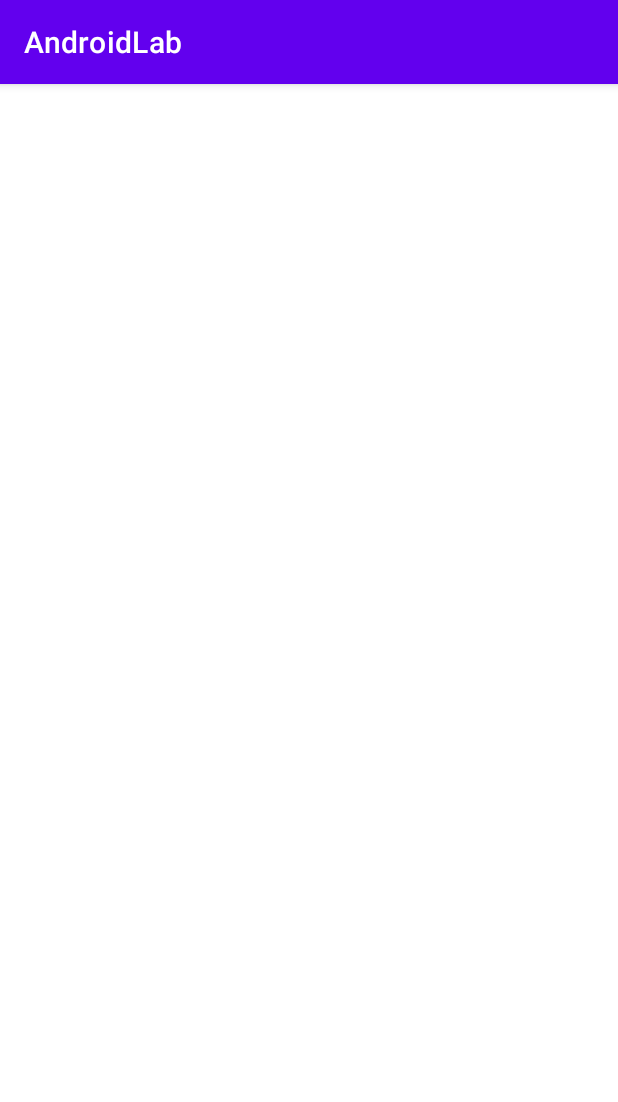
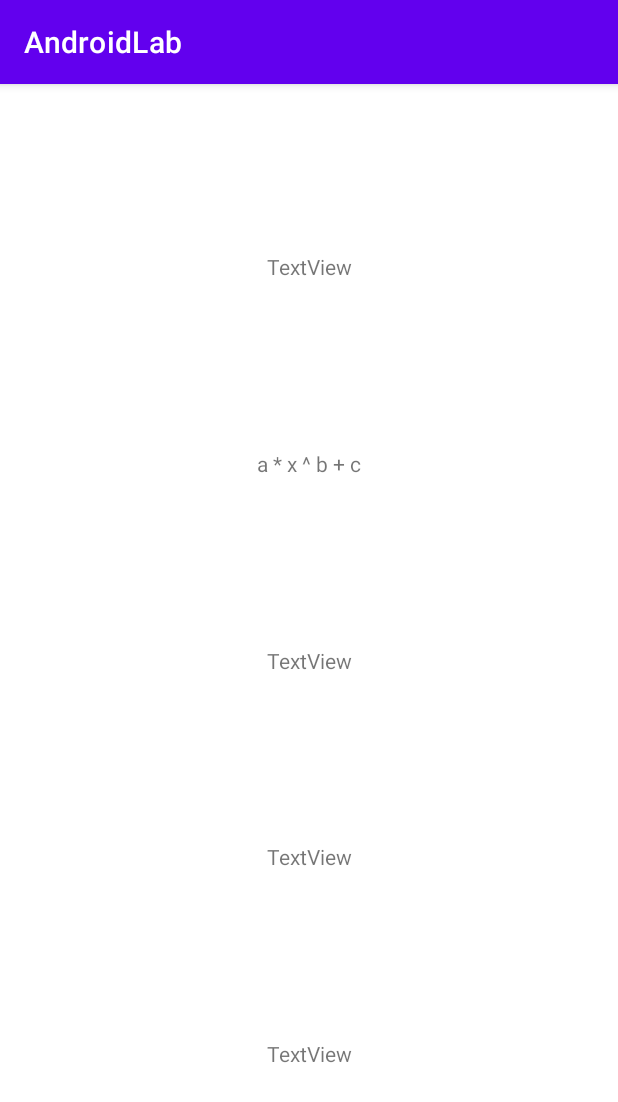
Before and after one commit to Cycxyz/AndroidApp, an Android app: the FunctionTypeActivity screen opened directly, with no data from a screen before it, after a tap on "NEXT", on a phone screen of 412 x 824 dp. Shown: the top 1102 px of the screen. Run offline under Robolectric (Android 15) with nearby library versions, the phone set to English and light mode, and no system bars.

Commit message:
Add: text views, good Function type send to another activity

```diff
--- a/app/src/main/java/com/project/androidlab/CoefficientsActivity.java
+++ b/app/src/main/java/com/project/androidlab/CoefficientsActivity.java
@@ -1,18 +1,46 @@
 package com.project.androidlab;
 
+import androidx.annotation.RequiresApi;
 import androidx.appcompat.app.AppCompatActivity;
 
 import android.content.Intent;
+import android.os.Build;
 import android.os.Bundle;
+import android.widget.TextView;
 
+import java.util.HashMap;
+import java.util.Map;
+import java.util.Optional;
+
+@RequiresApi(api = Build.VERSION_CODES.N)
 public class CoefficientsActivity extends AppCompatActivity {
+    Optional<FunctionType> cachedType;
 
-    FunctionType type = FunctionType.POWER;
+    private String getFunctionName()
+    {
+        int stringId = R.string.expFunc;
+        if (cachedType.isPresent() && cachedType.get() == FunctionType.POWER)
+        {
+            stringId = R.string.powerFunc;
+        }
+        return getString(stringId);
+    }
+
+    private void setFunctionLabel(String str)
+    {
+        TextView textView = findViewById(R.id.textView3);
+        textView.setText(str);
+    }
+
     @Override
     protected void onCreate(Bundle savedInstanceState) {
         super.onCreate(savedInstanceState);
         setContentView(R.layout.activity_coefficients);
         Bundle extras = getIntent().getExtras();
-        type = (FunctionType)extras.get(Globals.FUNCTION_TYPE_NAME);
+        if (extras != null)
+        {
+            cachedType = Optional.of((FunctionType) extras.get(Globals.FUNCTION_TYPE_NAME));
+        }
+        setFunctionLabel(getFunctionName());
     }
 }
--- a/app/src/main/res/layout/activity_coefficients.xml
+++ b/app/src/main/res/layout/activity_coefficients.xml
@@ -6,4 +6,53 @@
     android:layout_height="match_parent"
     tools:context=".CoefficientsActivity">
 
+    <TextView
+        android:id="@+id/textView3"
+        android:layout_width="wrap_content"
+        android:layout_height="wrap_content"
+        android:text="TextView"
+        app:layout_constraintBottom_toTopOf="@+id/textView5"
+        app:layout_constraintEnd_toEndOf="parent"
+        app:layout_constraintStart_toStartOf="parent"
+        app:layout_constraintTop_toBottomOf="@+id/textView4" />
+
+    <TextView
+        android:id="@+id/textView4"
+        android:layout_width="wrap_content"
+        android:layout_height="wrap_content"
+        android:text="TextView"
+        app:layout_constraintBottom_toTopOf="@+id/textView3"
+        app:layout_constraintEnd_toEndOf="parent"
+        app:layout_constraintStart_toStartOf="parent"
+        app:layout_constraintTop_toTopOf="parent" />
+
+    <TextView
+        android:id="@+id/textView5"
+        android:layout_width="wrap_content"
+        android:layout_height="wrap_content"
+        android:text="TextView"
+        app:layout_constraintBottom_toTopOf="@+id/textView6"
+        app:layout_constraintEnd_toEndOf="parent"
+        app:layout_constraintStart_toStartOf="parent"
+        app:layout_constraintTop_toBottomOf="@+id/textView3" />
+
+    <TextView
+        android:id="@+id/textView6"
+        android:layout_width="wrap_content"
+        android:layout_height="wrap_content"
+        android:text="TextView"
+        app:layout_constraintBottom_toTopOf="@+id/textView7"
+        app:layout_constraintEnd_toEndOf="parent"
+        app:layout_constraintStart_toStartOf="parent"
+        app:layout_constraintTop_toBottomOf="@+id/textView5" />
+
+    <TextView
+        android:id="@+id/textView7"
+        android:layout_width="wrap_content"
+        android:layout_height="wrap_content"
+        android:text="TextView"
+        app:layout_constraintBottom_toBottomOf="parent"
+        app:layout_constraintEnd_toEndOf="parent"
+        app:layout_constraintStart_toStartOf="parent"
+        app:layout_constraintTop_toBottomOf="@+id/textView6" />
 </androidx.constraintlayout.widget.ConstraintLayout>
--- a/app/src/main/res/values/strings.xml
+++ b/app/src/main/res/values/strings.xml
@@ -6,6 +6,8 @@
     <string name="choseFunc">Choose function type</string>
     <string name="back">Back</string>
     <string name="next">Next</string>
+    <string name="expFunc">y = a * b ^ x + c</string>
+    <string name="powerFunc"> a * x ^ b + c</string>
     <string-array name="functions_array">
         <item>Power function</item>
         <item>Exponential function</item>
```
